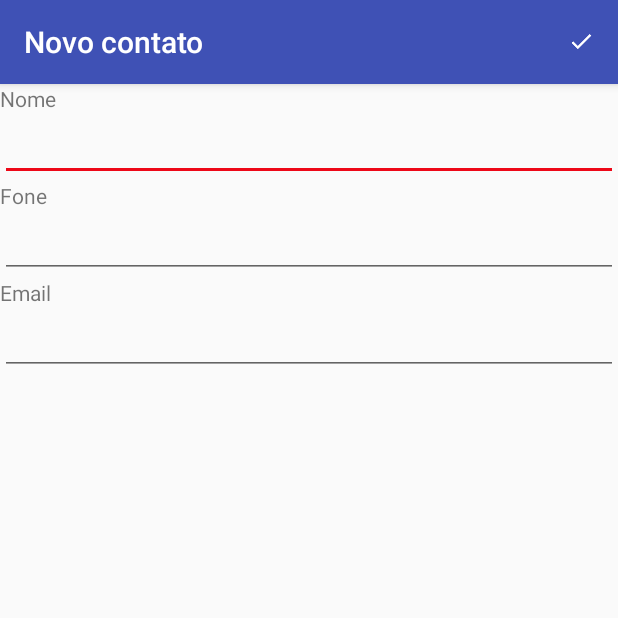
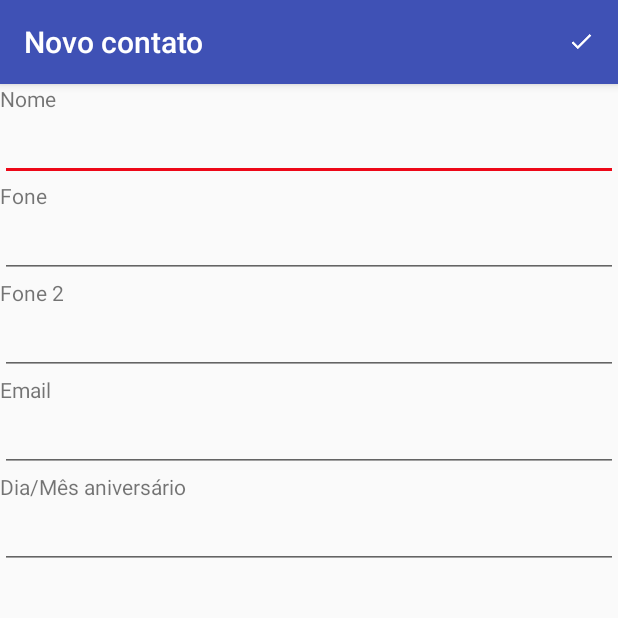
Before and after one commit to joaolutzSDM/AgendaSQLite, an Android app: the DetalheActivity screen opened directly, with no data from a screen before it, on a phone screen of 412 x 824 dp, the top half of it. Run offline under Robolectric (Android 15) with nearby library versions, the phone set to English and light mode, and no system bars.

Commit message:
Atualizado para versões 3 e 4 do exercício.

```diff
--- a/app/src/main/java/br/edu/ifspsaocarlos/agenda/activity/MainActivity.java
+++ b/app/src/main/java/br/edu/ifspsaocarlos/agenda/activity/MainActivity.java
@@ -179,8 +179,6 @@ public class MainActivity extends AppCompatActivity{
                 .show();
     }
 
-
-
     @SuppressLint("RestrictedApi")
     private void updateUI(String nomeContato)
     {
@@ -270,7 +268,6 @@ public class MainActivity extends AppCompatActivity{
         ItemTouchHelper itemTouchHelper = new ItemTouchHelper(simpleItemTouchCallback);
         itemTouchHelper.attachToRecyclerView(recyclerView);
 
-
     }
 
 }
--- a/app/src/main/java/br/edu/ifspsaocarlos/agenda/data/SQLiteHelper.java
+++ b/app/src/main/java/br/edu/ifspsaocarlos/agenda/data/SQLiteHelper.java
@@ -14,7 +14,7 @@ class SQLiteHelper extends SQLiteOpenHelper {
     static final String KEY_FAV = "favorite";
     static final String KEY_FONE_2 = "fone2";
     static final String KEY_BIRTHDAY = "birthday";
-    private static final int DATABASE_VERSION = 2;
+    private static final int DATABASE_VERSION = 4;
     private static final String DATABASE_CREATE = "CREATE TABLE "+ DATABASE_TABLE +" (" +
             KEY_ID  +  " INTEGER PRIMARY KEY AUTOINCREMENT, " +
             KEY_NAME + " TEXT NOT NULL, " +
@@ -35,6 +35,7 @@ class SQLiteHelper extends SQLiteOpenHelper {
 
     @Override
     public void onUpgrade(SQLiteDatabase db, int oldVersion, int newVersion) {
+
         if(oldVersion < 2) {
             String sql= "ALTER TABLE " + DATABASE_TABLE + " ADD COLUMN " + KEY_FAV + " INTEGER";
             db.execSQL(sql);
--- a/app/src/main/res/layout/activity_detalhe.xml
+++ b/app/src/main/res/layout/activity_detalhe.xml
@@ -45,11 +45,25 @@
             android:layout_height="wrap_content"
             android:text="@string/fone">
         </TextView>
+
         <EditText
             android:id="@+id/editTextFone"
             android:layout_width="match_parent"
             android:layout_height="wrap_content" >
         </EditText>
+
+        <TextView
+            android:id="@+id/textViewFone2"
+            android:layout_width="wrap_content"
+            android:layout_height="wrap_content"
+            android:text="@string/fone2">
+        </TextView>
+        <EditText
+            android:id="@+id/editTextFone2"
+            android:layout_width="match_parent"
+            android:layout_height="wrap_content" >
+        </EditText>
+
         <TextView
             android:id="@+id/textViewEmail"
             android:layout_width="wrap_content"
@@ -61,5 +75,18 @@
             android:layout_width="match_parent"
             android:layout_height="wrap_content" >
         </EditText>
+
+        <TextView
+            android:id="@+id/textViewBirthday"
+            android:layout_width="wrap_content"
+            android:layout_height="wrap_content"
+            android:text="@string/birthday" >
+        </TextView>
+        <EditText
+            android:id="@+id/editTextBirthday"
+            android:layout_width="match_parent"
+            android:layout_height="wrap_content" >
+        </EditText>
+
     </LinearLayout>
 </android.support.design.widget.CoordinatorLayout>
--- a/app/src/main/res/values/strings.xml
+++ b/app/src/main/res/values/strings.xml
@@ -7,7 +7,9 @@
     <string name="excluir">Excluir</string>
     <string name="nome">Nome</string>
     <string name="fone">Fone</string>
+    <string name="fone2">Fone 2</string>
     <string name="email">Email</string>
+    <string name="birthday">Dia/Mês aniversário</string>
     <string name="lista_vazia">Lista de contatos vazia</string>
     <string name="contato_nao_encontrado">Contato não encontrado</string>
     <string name="contato_adicionado">Contato adicionado</string>
```
Also changed, not shown: app/src/main/java/br/edu/ifspsaocarlos/agenda/activity/DetalheActivity.java (+12 -5 lines), app/src/main/java/br/edu/ifspsaocarlos/agenda/data/ContatoDAO.java (+12 -8 lines), app/src/main/java/br/edu/ifspsaocarlos/agenda/model/Contato.java (+18 -2 lines), app/src/main/res/menu/menu_main.xml (line endings or trailing spaces).
